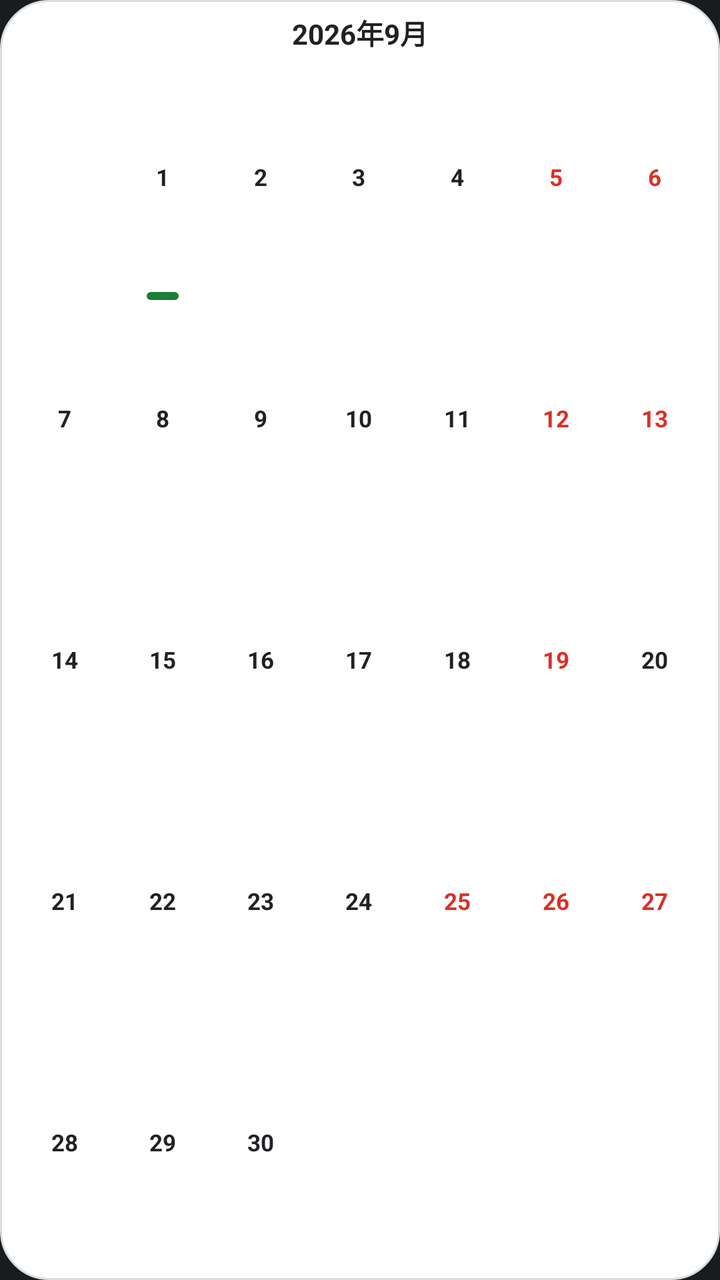
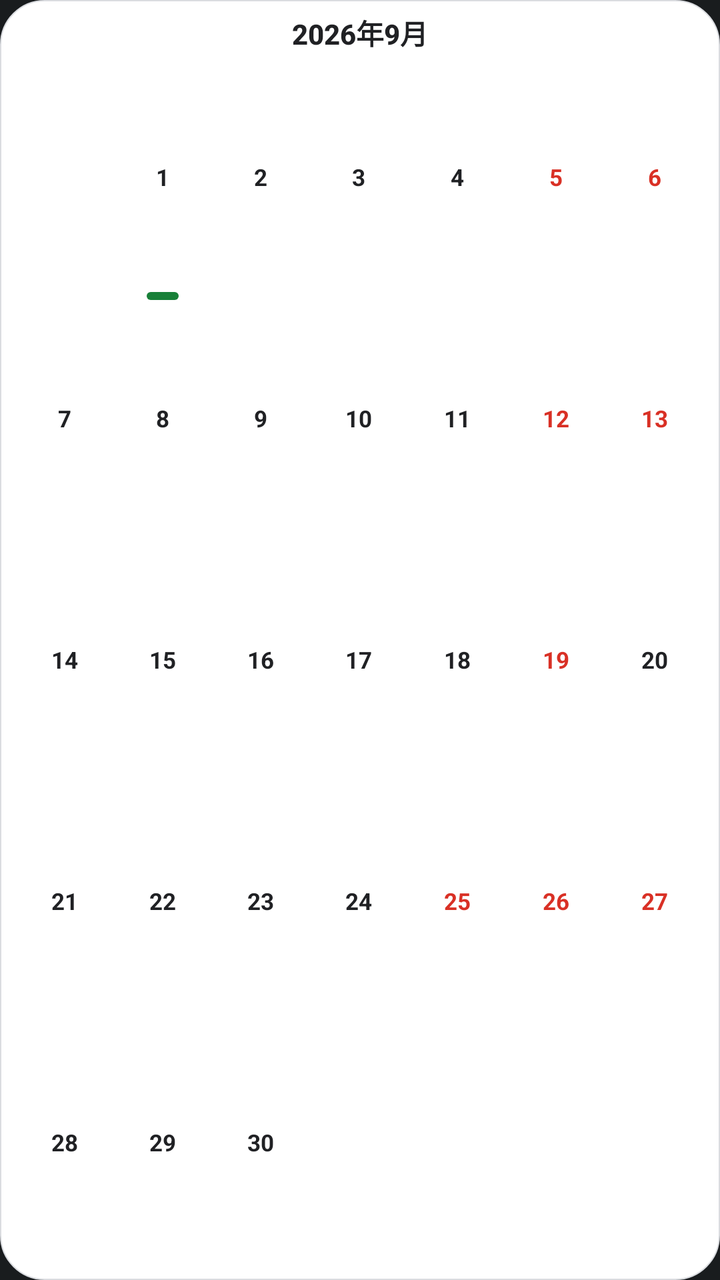

An Android layout rendered at two revisions. The XML below is the earlier revision; the diff shows what the commit changed to produce the second picture.
<!-- AndroidManifest.xml: application theme Theme.MyApplication -->
<!-- res/layout/widget_month.xml -->
<?xml version="1.0" encoding="utf-8"?>
<LinearLayout xmlns:android="http://schemas.android.com/apk/res/android"
    android:id="@+id/widget_root"
    android:layout_width="match_parent"
    android:layout_height="match_parent"
    android:orientation="vertical"
    android:background="@drawable/bg_widget_card"
    android:gravity="center_horizontal"
    android:paddingStart="8dp"
    android:paddingEnd="8dp"
    android:paddingTop="6dp"
    android:paddingBottom="6dp">

    
    <TextView
        android:id="@+id/widget_month_title"
        android:layout_width="wrap_content"
        android:layout_height="wrap_content"
        android:text="@string/widget_preview_month_title"
        android:textColor="@color/widget_text_primary"
        android:textSize="14sp"
        android:textStyle="bold"
        android:gravity="center"
        android:maxLines="1"
        android:includeFontPadding="false"
        android:layout_marginBottom="4dp" />

    
    <LinearLayout
        android:id="@+id/widget_days_grid"
        android:layout_width="match_parent"
        android:layout_height="0dp"
        android:layout_weight="1"
        android:orientation="vertical">

        
        <LinearLayout
            android:id="@+id/widget_week_row_0"
            android:layout_width="match_parent"
            android:layout_height="0dp"
            android:layout_weight="1"
            android:orientation="horizontal"
            android:gravity="center_vertical">

            <TextView android:id="@+id/widget_day_0" android:layout_width="0dp" android:layout_height="match_parent" android:layout_weight="1" android:gravity="center" android:paddingBottom="3dp" android:textSize="11.5sp" android:textStyle="bold" android:textColor="@color/widget_text_primary" android:includeFontPadding="false" />
            <TextView android:id="@+id/widget_day_1" android:layout_width="0dp" android:layout_height="match_parent" android:layout_weight="1" android:gravity="center" android:paddingBottom="3dp" android:text="1" android:background="@drawable/bg_widget_today" android:textSize="11.5sp" android:textStyle="bold" android:textColor="@color/widget_text_primary" android:includeFontPadding="false" />
            <TextView android:id="@+id/widget_day_2" android:layout_width="0dp" android:layout_height="match_parent" android:layout_weight="1" android:gravity="center" android:paddingBottom="3dp" android:text="2" android:textSize="11.5sp" android:textStyle="bold" android:textColor="@color/widget_text_primary" android:includeFontPadding="false" />
            <TextView android:id="@+id/widget_day_3" android:layout_width="0dp" android:layout_height="match_parent" android:layout_weight="1" android:gravity="center" android:paddingBottom="3dp" android:text="3" android:textSize="11.5sp" android:textStyle="bold" android:textColor="@color/widget_text_primary" android:includeFontPadding="false" />
            <TextView android:id="@+id/widget_day_4" android:layout_width="0dp" android:layout_height="match_parent" android:layout_weight="1" android:gravity="center" android:paddingBottom="3dp" android:text="4" android:textSize="11.5sp" android:textStyle="bold" android:textColor="@color/widget_text_primary" android:includeFontPadding="false" />
            <TextView android:id="@+id/widget_day_5" android:layout_width="0dp" android:layout_height="match_parent" android:layout_weight="1" android:gravity="center" android:paddingBottom="3dp" android:text="5" android:textSize="11.5sp" android:textStyle="bold" android:textColor="@color/widget_text_red" android:includeFontPadding="false" />
            <TextView android:id="@+id/widget_day_6" android:layout_width="0dp" android:layout_height="match_parent" android:layout_weight="1" android:gravity="center" android:paddingBottom="3dp" android:text="6" android:textSize="11.5sp" android:textStyle="bold" android:textColor="@color/widget_text_red" android:includeFontPadding="false" />
        </LinearLayout>

        
        <LinearLayout
            android:id="@+id/widget_week_row_1"
            android:layout_width="match_parent"
            android:layout_height="0dp"
            android:layout_weight="1"
            android:orientation="horizontal"
            android:gravity="center_vertical">

            <TextView android:id="@+id/widget_day_7" android:layout_width="0dp" android:layout_height="match_parent" android:layout_weight="1" android:gravity="center" android:paddingBottom="3dp" android:text="7" android:textSize="11.5sp" android:textStyle="bold" android:textColor="@color/widget_text_primary" android:includeFontPadding="false" />
            <TextView android:id="@+id/widget_day_8" android:layout_width="0dp" android:layout_height="match_parent" android:layout_weight="1" android:gravity="center" android:paddingBottom="3dp" android:text="8" android:textSize="11.5sp" android:textStyle="bold" android:textColor="@color/widget_text_primary" android:includeFontPadding="false" />
            <TextView android:id="@+id/widget_day_9" android:layout_width="0dp" android:layout_height="match_parent" android:layout_weight="1" android:gravity="center" android:paddingBottom="3dp" android:text="9" android:textSize="11.5sp" android:textStyle="bold" android:textColor="@color/widget_text_primary" android:includeFontPadding="false" />
            <TextView android:id="@+id/widget_day_10" android:layout_width="0dp" android:layout_height="match_parent" android:layout_weight="1" android:gravity="center" android:paddingBottom="3dp" android:text="10" android:textSize="11.5sp" android:textStyle="bold" android:textColor="@color/widget_text_primary" android:includeFontPadding="false" />
            <TextView android:id="@+id/widget_day_11" android:layout_width="0dp" android:layout_height="match_parent" android:layout_weight="1" android:gravity="center" android:paddingBottom="3dp" android:text="11" android:textSize="11.5sp" android:textStyle="bold" android:textColor="@color/widget_text_primary" android:includeFontPadding="false" />
            <TextView android:id="@+id/widget_day_12" android:layout_width="0dp" android:layout_height="match_parent" android:layout_weight="1" android:gravity="center" android:paddingBottom="3dp" android:text="12" android:textSize="11.5sp" android:textStyle="bold" android:textColor="@color/widget_text_red" android:includeFontPadding="false" />
            <TextView android:id="@+id/widget_day_13" android:layout_width="0dp" android:layout_height="match_parent" android:layout_weight="1" android:gravity="center" android:paddingBottom="3dp" android:text="13" android:textSize="11.5sp" android:textStyle="bold" android:textColor="@color/widget_text_red" android:includeFontPadding="false" />
        </LinearLayout>

        
        <LinearLayout
            android:id="@+id/widget_week_row_2"
            android:layout_width="match_parent"
            android:layout_height="0dp"
            android:layout_weight="1"
            android:orientation="horizontal"
            android:gravity="center_vertical">

            <TextView android:id="@+id/widget_day_14" android:layout_width="0dp" android:layout_height="match_parent" android:layout_weight="1" android:gravity="center" android:paddingBottom="3dp" android:text="14" android:textSize="11.5sp" android:textStyle="bold" android:textColor="@color/widget_text_primary" android:includeFontPadding="false" />
            <TextView android:id="@+id/widget_day_15" android:layout_width="0dp" android:layout_height="match_parent" android:layout_weight="1" android:gravity="center" android:paddingBottom="3dp" android:text="15" android:textSize="11.5sp" android:textStyle="bold" android:textColor="@color/widget_text_primary" android:includeFontPadding="false" />
            <TextView android:id="@+id/widget_day_16" android:layout_width="0dp" android:layout_height="match_parent" android:layout_weight="1" android:gravity="center" android:paddingBottom="3dp" android:text="16" android:textSize="11.5sp" android:textStyle="bold" android:textColor="@color/widget_text_primary" android:includeFontPadding="false" />
            <TextView android:id="@+id/widget_day_17" android:layout_width="0dp" android:layout_height="match_parent" android:layout_weight="1" android:gravity="center" android:paddingBottom="3dp" android:text="17" android:textSize="11.5sp" android:textStyle="bold" android:textColor="@color/widget_text_primary" android:includeFontPadding="false" />
            <TextView android:id="@+id/widget_day_18" android:layout_width="0dp" android:layout_height="match_parent" android:layout_weight="1" android:gravity="center" android:paddingBottom="3dp" android:text="18" android:textSize="11.5sp" android:textStyle="bold" android:textColor="@color/widget_text_primary" android:includeFontPadding="false" />
            <TextView android:id="@+id/widget_day_19" android:layout_width="0dp" android:layout_height="match_parent" android:layout_weight="1" android:gravity="center" android:paddingBottom="3dp" android:text="19" android:textSize="11.5sp" android:textStyle="bold" android:textColor="@color/widget_text_red" android:includeFontPadding="false" />
            <TextView android:id="@+id/widget_day_20" android:layout_width="0dp" android:layout_height="match_parent" android:layout_weight="1" android:gravity="center" android:paddingBottom="3dp" android:text="20" android:textSize="11.5sp" android:textStyle="bold" android:textColor="@color/widget_text_primary" android:includeFontPadding="false" />
        </LinearLayout>

        
        <LinearLayout
            android:id="@+id/widget_week_row_3"
            android:layout_width="match_parent"
            android:layout_height="0dp"
            android:layout_weight="1"
            android:orientation="horizontal"
            android:gravity="center_vertical">

            <TextView android:id="@+id/widget_day_21" android:layout_width="0dp" android:layout_height="match_parent" android:layout_weight="1" android:gravity="center" android:paddingBottom="3dp" android:text="21" android:textSize="11.5sp" android:textStyle="bold" android:textColor="@color/widget_text_primary" android:includeFontPadding="false" />
            <TextView android:id="@+id/widget_day_22" android:layout_width="0dp" android:layout_height="match_parent" android:layout_weight="1" android:gravity="center" android:paddingBottom="3dp" android:text="22" android:textSize="11.5sp" android:textStyle="bold" android:textColor="@color/widget_text_primary" android:includeFontPadding="false" />
            <TextView android:id="@+id/widget_day_23" android:layout_width="0dp" android:layout_height="match_parent" android:layout_weight="1" android:gravity="center" android:paddingBottom="3dp" android:text="23" android:textSize="11.5sp" android:textStyle="bold" android:textColor="@color/widget_text_primary" android:includeFontPadding="false" />
            <TextView android:id="@+id/widget_day_24" android:layout_width="0dp" android:layout_height="match_parent" android:layout_weight="1" android:gravity="center" android:paddingBottom="3dp" android:text="24" android:textSize="11.5sp" android:textStyle="bold" android:textColor="@color/widget_text_primary" android:includeFontPadding="false" />
            <TextView android:id="@+id/widget_day_25" android:layout_width="0dp" android:layout_height="match_parent" android:layout_weight="1" android:gravity="center" android:paddingBottom="3dp" android:text="25" android:textSize="11.5sp" android:textStyle="bold" android:textColor="@color/widget_text_red" android:includeFontPadding="false" />
            <TextView android:id="@+id/widget_day_26" android:layout_width="0dp" android:layout_height="match_parent" android:layout_weight="1" android:gravity="center" android:paddingBottom="3dp" android:text="26" android:textSize="11.5sp" android:textStyle="bold" android:textColor="@color/widget_text_red" android:includeFontPadding="false" />
            <TextView android:id="@+id/widget_day_27" android:layout_width="0dp" android:layout_height="match_parent" android:layout_weight="1" android:gravity="center" android:paddingBottom="3dp" android:text="27" android:textSize="11.5sp" android:textStyle="bold" android:textColor="@color/widget_text_red" android:includeFontPadding="false" />
        </LinearLayout>

        
        <LinearLayout
            android:id="@+id/widget_week_row_4"
            android:layout_width="match_parent"
            android:layout_height="0dp"
            android:layout_weight="1"
            android:orientation="horizontal"
            android:gravity="center_vertical">

            <TextView android:id="@+id/widget_day_28" android:layout_width="0dp" android:layout_height="match_parent" android:layout_weight="1" android:gravity="center" android:paddingBottom="3dp" android:text="28" android:textSize="11.5sp" android:textStyle="bold" android:textColor="@color/widget_text_primary" android:includeFontPadding="false" />
            <TextView android:id="@+id/widget_day_29" android:layout_width="0dp" android:layout_height="match_parent" android:layout_weight="1" android:gravity="center" android:paddingBottom="3dp" android:text="29" android:textSize="11.5sp" android:textStyle="bold" android:textColor="@color/widget_text_primary" android:includeFontPadding="false" />
            <TextView android:id="@+id/widget_day_30" android:layout_width="0dp" android:layout_height="match_parent" android:layout_weight="1" android:gravity="center" android:paddingBottom="3dp" android:text="30" android:textSize="11.5sp" android:textStyle="bold" android:textColor="@color/widget_text_primary" android:includeFontPadding="false" />
            <TextView android:id="@+id/widget_day_31" android:layout_width="0dp" android:layout_height="match_parent" android:layout_weight="1" android:gravity="center" android:paddingBottom="3dp" android:textSize="11.5sp" android:textStyle="bold" android:textColor="@color/widget_text_primary" android:includeFontPadding="false" />
            <TextView android:id="@+id/widget_day_32" android:layout_width="0dp" android:layout_height="match_parent" android:layout_weight="1" android:gravity="center" android:paddingBottom="3dp" android:textSize="11.5sp" android:textStyle="bold" android:textColor="@color/widget_text_primary" android:includeFontPadding="false" />
            <TextView android:id="@+id/widget_day_33" android:layout_width="0dp" android:layout_height="match_parent" android:layout_weight="1" android:gravity="center" android:paddingBottom="3dp" android:textSize="11.5sp" android:textStyle="bold" android:textColor="@color/widget_text_primary" android:includeFontPadding="false" />
            <TextView android:id="@+id/widget_day_34" android:layout_width="0dp" android:layout_height="match_parent" android:layout_weight="1" android:gravity="center" android:paddingBottom="3dp" android:textSize="11.5sp" android:textStyle="bold" android:textColor="@color/widget_text_primary" android:includeFontPadding="false" />
        </LinearLayout>

        
        <LinearLayout
            android:id="@+id/widget_week_row_5"
            android:layout_width="match_parent"
            android:layout_height="0dp"
            android:layout_weight="1"
            android:orientation="horizontal"
            android:gravity="center_vertical"
            android:visibility="gone">

            <TextView android:id="@+id/widget_day_35" android:layout_width="0dp" android:layout_height="match_parent" android:layout_weight="1" android:gravity="center" android:paddingBottom="3dp" android:textSize="11.5sp" android:textStyle="bold" android:textColor="@color/widget_text_primary" android:includeFontPadding="false" />
            <TextView android:id="@+id/widget_day_36" android:layout_width="0dp" android:layout_height="match_parent" android:layout_weight="1" android:gravity="center" android:paddingBottom="3dp" android:textSize="11.5sp" android:textStyle="bold" android:textColor="@color/widget_text_primary" android:includeFontPadding="false" />
            <TextView android:id="@+id/widget_day_37" android:layout_width="0dp" android:layout_height="match_parent" android:layout_weight="1" android:gravity="center" android:paddingBottom="3dp" android:textSize="11.5sp" android:textStyle="bold" android:textColor="@color/widget_text_primary" android:includeFontPadding="false" />
            <TextView android:id="@+id/widget_day_38" android:layout_width="0dp" android:layout_height="match_parent" android:layout_weight="1" android:gravity="center" android:paddingBottom="3dp" android:textSize="11.5sp" android:textStyle="bold" android:textColor="@color/widget_text_primary" android:includeFontPadding="false" />
            <TextView android:id="@+id/widget_day_39" android:layout_width="0dp" android:layout_height="match_parent" android:layout_weight="1" android:gravity="center" android:paddingBottom="3dp" android:textSize="11.5sp" android:textStyle="bold" android:textColor="@color/widget_text_primary" android:includeFontPadding="false" />
            <TextView android:id="@+id/widget_day_40" android:layout_width="0dp" android:layout_height="match_parent" android:layout_weight="1" android:gravity="center" android:paddingBottom="3dp" android:textSize="11.5sp" android:textStyle="bold" android:textColor="@color/widget_text_primary" android:includeFontPadding="false" />
            <TextView android:id="@+id/widget_day_41" android:layout_width="0dp" android:layout_height="match_parent" android:layout_weight="1" android:gravity="center" android:paddingBottom="3dp" android:textSize="11.5sp" android:textStyle="bold" android:textColor="@color/widget_text_primary" android:includeFontPadding="false" />
        </LinearLayout>
    </LinearLayout>
</LinearLayout>
<!-- resources referenced by this layout -->
<resources>
  <color name="widget_text_primary">#202124</color>
  <color name="widget_text_red">#D93025</color>
  <!-- drawable bg_widget_card (drawable) -->
  <?xml version="1.0" encoding="utf-8"?>
  <shape xmlns:android="http://schemas.android.com/apk/res/android"
      android:shape="rectangle">
      <corners android:radius="24dp" />
      <solid android:color="@color/widget_bg" />
      <stroke android:width="1dp" android:color="@color/widget_border" />
  </shape>
  <!-- drawable bg_widget_today (drawable) -->
  <?xml version="1.0" encoding="utf-8"?>
  <layer-list xmlns:android="http://schemas.android.com/apk/res/android">
      <item
          android:width="16dp"
          android:height="4dp"
          android:bottom="1dp"
          android:gravity="bottom|center_horizontal">
          <shape android:shape="rectangle">
              <size android:width="16dp" android:height="4dp" />
              <corners android:radius="2dp" />
              <solid android:color="@color/widget_today_bg_workday" />
          </shape>
      </item>
  </layer-list>
  <string name="widget_preview_month_title">2026年9月</string>
  <style name="Theme.MyApplication" parent="android:Theme.DeviceDefault.NoActionBar" />
  <color name="widget_bg">#FFFFFF</color>
  <color name="widget_border">#DADCE0</color>
  <color name="widget_today_bg_workday">#188038</color>
</resources>

<!-- the commit's change to res/layout/widget_month.xml (unified diff, before → after) -->
@@ -19,6 +19,7 @@
         android:text="@string/widget_preview_month_title"
         android:textColor="@color/widget_text_primary"
         android:textSize="14sp"
+        android:fontFamily="sans-serif-medium"
         android:textStyle="bold"
         android:gravity="center"
         android:maxLines="1"
<!-- resource entries referenced after the edit -->
@@ -6,9 +6,9 @@
   <?xml version="1.0" encoding="utf-8"?>
   <shape xmlns:android="http://schemas.android.com/apk/res/android"
       android:shape="rectangle">
-      <corners android:radius="24dp" />
+      <corners android:radius="22dp" />
       <solid android:color="@color/widget_bg" />
-      <stroke android:width="1dp" android:color="@color/widget_border" />
+      <stroke android:width="0.75dp" android:color="@color/widget_border" />
   </shape>
   <!-- drawable bg_widget_today (drawable) -->
   <?xml version="1.0" encoding="utf-8"?>
